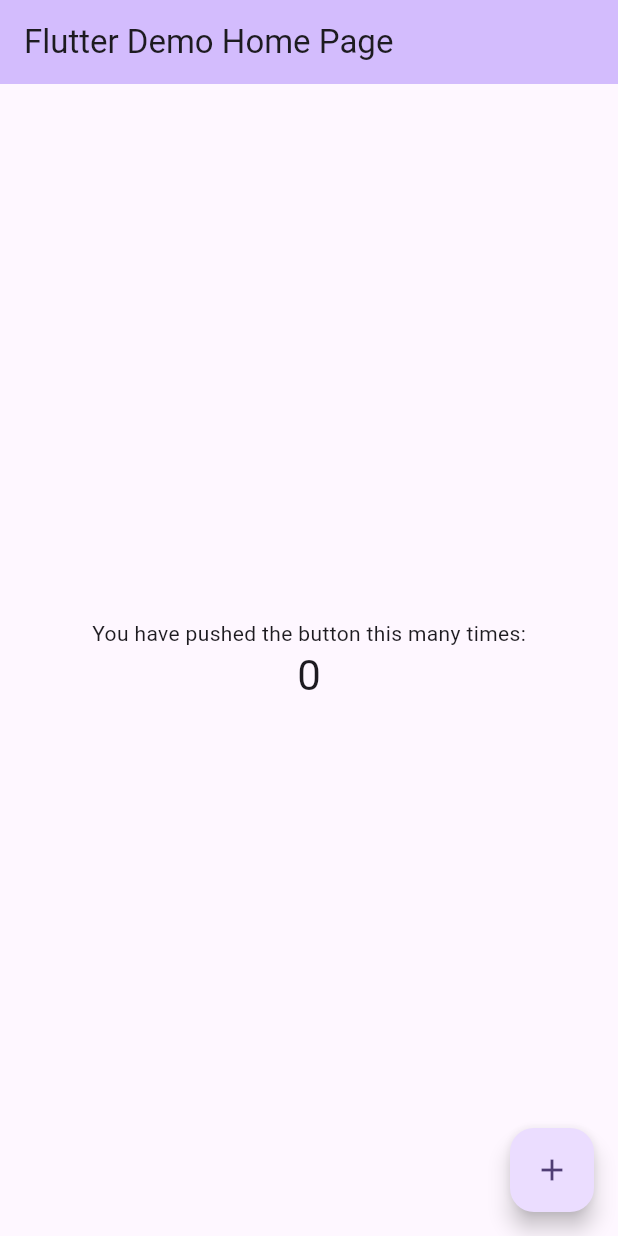
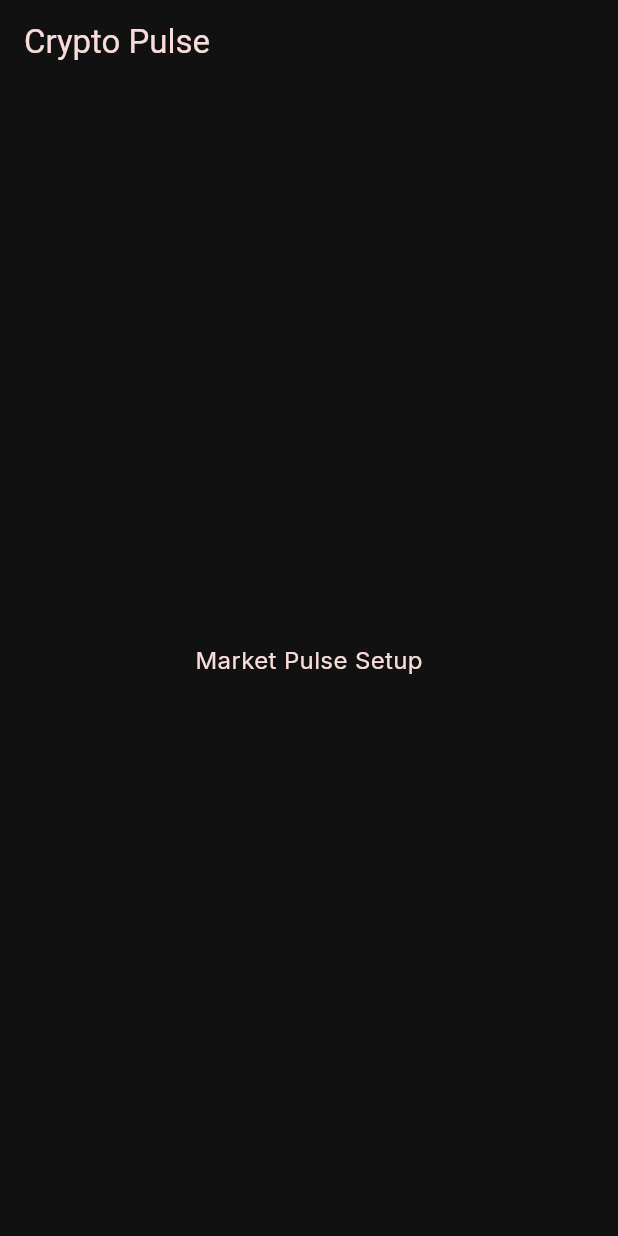
Before and after one commit to Mortarion002/Crypto-App, a Flutter app: the screen it shows after launch, on a phone screen of 412 x 824 dp. Run offline on Flutter 3.47's test engine with Material 3 defaults, Android fonts, the phone set to English and light mode, and no system bars; our stand-ins replace flutter_riverpod, google_fonts.

Commit message:
Update main.dart and typography with google_fonts

```diff
--- a/lib/core/theme/app_typography.dart
+++ b/lib/core/theme/app_typography.dart
@@ -1,12 +1,9 @@
 import 'package:flutter/material.dart';
+import 'package:google_fonts/google_fonts.dart';
 import 'package:crypto_pulse/core/theme/app_colors.dart';
 
 class AppTypography {
-  static const String fontFamilyHeading = 'Epilogue';
-  static const String fontFamilyBody = 'Inter';
-
-  static const TextStyle displayXl = TextStyle(
-    fontFamily: fontFamilyHeading,
+  static TextStyle displayXl = GoogleFonts.epilogue(
     fontSize: 48,
     fontWeight: FontWeight.w800,
     height: 44 / 48,
@@ -14,8 +11,7 @@ class AppTypography {
     color: AppColors.onSurface,
   );
 
-  static const TextStyle headlineLg = TextStyle(
-    fontFamily: fontFamilyHeading,
+  static TextStyle headlineLg = GoogleFonts.epilogue(
     fontSize: 32,
     fontWeight: FontWeight.w700,
     height: 32 / 32,
@@ -23,8 +19,7 @@ class AppTypography {
     color: AppColors.onSurface,
   );
 
-  static const TextStyle headlineMd = TextStyle(
-    fontFamily: fontFamilyHeading,
+  static TextStyle headlineMd = GoogleFonts.epilogue(
     fontSize: 24,
     fontWeight: FontWeight.w700,
     height: 24 / 24,
@@ -32,24 +27,21 @@ class AppTypography {
     color: AppColors.onSurface,
   );
 
-  static const TextStyle bodyLg = TextStyle(
-    fontFamily: fontFamilyBody,
+  static TextStyle bodyLg = GoogleFonts.inter(
     fontSize: 18,
     fontWeight: FontWeight.w500,
     height: 26 / 18,
     color: AppColors.onSurface,
   );
 
-  static const TextStyle bodyMd = TextStyle(
-    fontFamily: fontFamilyBody,
+  static TextStyle bodyMd = GoogleFonts.inter(
     fontSize: 16,
     fontWeight: FontWeight.w400,
     height: 22 / 16,
     color: AppColors.onSurface,
   );
 
-  static const TextStyle numberXl = TextStyle(
-    fontFamily: fontFamilyBody,
+  static TextStyle numberXl = GoogleFonts.inter(
     fontSize: 36,
     fontWeight: FontWeight.w600,
     height: 40 / 36,
@@ -57,8 +49,7 @@ class AppTypography {
     color: AppColors.onSurface,
   );
 
-  static const TextStyle labelCaps = TextStyle(
-    fontFamily: fontFamilyBody,
+  static TextStyle labelCaps = GoogleFonts.inter(
     fontSize: 12,
     fontWeight: FontWeight.w700,
     height: 16 / 12,
@@ -66,7 +57,7 @@ class AppTypography {
     color: AppColors.onSurface,
   );
 
-  static TextTheme get textTheme => const TextTheme(
+  static TextTheme get textTheme => TextTheme(
     displayLarge: displayXl,
     headlineLarge: headlineLg,
     headlineMedium: headlineMd,
--- a/lib/main.dart
+++ b/lib/main.dart
@@ -1,121 +1,40 @@
 import 'package:flutter/material.dart';
+import 'package:flutter_riverpod/flutter_riverpod.dart';
+import 'package:crypto_pulse/core/theme/app_theme.dart';
 
 void main() {
-  runApp(const MyApp());
+  runApp(
+    const ProviderScope(
+      child: CryptoPulseApp(),
+    ),
+  );
 }
 
-class MyApp extends StatelessWidget {
-  const MyApp({super.key});
+class CryptoPulseApp extends ConsumerWidget {
+  const CryptoPulseApp({super.key});
 
-  // This widget is the root of your application.
   @override
-  Widget build(BuildContext context) {
+  Widget build(BuildContext context, WidgetRef ref) {
     return MaterialApp(
-      title: 'Flutter Demo',
-      theme: ThemeData(
-        // This is the theme of your application.
-        //
-        // TRY THIS: Try running your application with "flutter run". You'll see
-        // the application has a purple toolbar. Then, without quitting the app,
-        // try changing the seedColor in the colorScheme below to Colors.green
-        // and then invoke "hot reload" (save your changes or press the "hot
-        // reload" button in a Flutter-supported IDE, or press "r" if you used
-        // the command line to start the app).
-        //
-        // Notice that the counter didn't reset back to zero; the application
-        // state is not lost during the reload. To reset the state, use hot
-        // restart instead.
-        //
-        // This works for code too, not just values: Most code changes can be
-        // tested with just a hot reload.
-        colorScheme: .fromSeed(seedColor: Colors.deepPurple),
-      ),
-      home: const MyHomePage(title: 'Flutter Demo Home Page'),
+      title: 'Crypto Pulse',
+      theme: AppTheme.darkTheme,
+      home: const PlaceholderScreen(),
+      debugShowCheckedModeBanner: false,
     );
   }
 }
 
-class MyHomePage extends StatefulWidget {
-  const MyHomePage({super.key, required this.title});
-
-  // This widget is the home page of your application. It is stateful, meaning
-  // that it has a State object (defined below) that contains fields that affect
-  // how it looks.
-
-  // This class is the configuration for the state. It holds the values (in this
-  // case the title) provided by the parent (in this case the App widget) and
-  // used by the build method of the State. Fields in a Widget subclass are
-  // always marked "final".
-
-  final String title;
-
-  @override
-  State<MyHomePage> createState() => _MyHomePageState();
-}
-
-class _MyHomePageState extends State<MyHomePage> {
-  int _counter = 0;
-
-  void _incrementCounter() {
-    setState(() {
-      // This call to setState tells the Flutter framework that something has
-      // changed in this State, which causes it to rerun the build method below
-      // so that the display can reflect the updated values. If we changed
-      // _counter without calling setState(), then the build method would not be
-      // called again, and so nothing would appear to happen.
-      _counter++;
-    });
-  }
+class PlaceholderScreen extends StatelessWidget {
+  const PlaceholderScreen({super.key});
 
   @override
   Widget build(BuildContext context) {
-    // This method is rerun every time setState is called, for instance as done
-    // by the _incrementCounter method above.
-    //
-    // The Flutter framework has been optimized to make rerunning build methods
-    // fast, so that you can just rebuild anything that needs updating rather
-    // than having to individually change instances of widgets.
     return Scaffold(
       appBar: AppBar(
-        // TRY THIS: Try changing the color here to a specific color (to
-        // Colors.amber, perhaps?) and trigger a hot reload to see the AppBar
-        // change color while the other colors stay the same.
-        backgroundColor: Theme.of(context).colorScheme.inversePrimary,
-        // Here we take the value from the MyHomePage object that was created by
-        // the App.build method, and use it to set our appbar title.
-        title: Text(widget.title),
+        title: const Text('Crypto Pulse'),
       ),
-      body: Center(
-        // Center is a layout widget. It takes a single child and positions it
-        // in the middle of the parent.
-        child: Column(
-          // Column is also a layout widget. It takes a list of children and
-          // arranges them vertically. By default, it sizes itself to fit its
-          // children horizontally, and tries to be as tall as its parent.
-          //
-          // Column has various properties to control how it sizes itself and
-          // how it positions its children. Here we use mainAxisAlignment to
-          // center the children vertically; the main axis here is the vertical
-          // axis because Columns are vertical (the cross axis would be
-          // horizontal).
-          //
-          // TRY THIS: Invoke "debug painting" (choose the "Toggle Debug Paint"
-          // action in the IDE, or press "p" in the console), to see the
-          // wireframe for each widget.
-          mainAxisAlignment: .center,
-          children: [
-            const Text('You have pushed the button this many times:'),
-            Text(
-              '$_counter',
-              style: Theme.of(context).textTheme.headlineMedium,
-            ),
-          ],
-        ),
-      ),
-      floatingActionButton: FloatingActionButton(
-        onPressed: _incrementCounter,
-        tooltip: 'Increment',
-        child: const Icon(Icons.add),
+      body: const Center(
+        child: Text('Market Pulse Setup'),
       ),
     );
   }
--- a/pubspec.yaml
+++ b/pubspec.yaml
@@ -54,6 +54,7 @@ dependencies:
   lucide_icons_flutter: ^3.1.13
   intl: ^0.20.2
   collection: ^1.19.1
+  google_fonts: ^8.1.0
 
 dev_dependencies:
   flutter_test:
```
Also changed, not shown: pubspec.lock.
